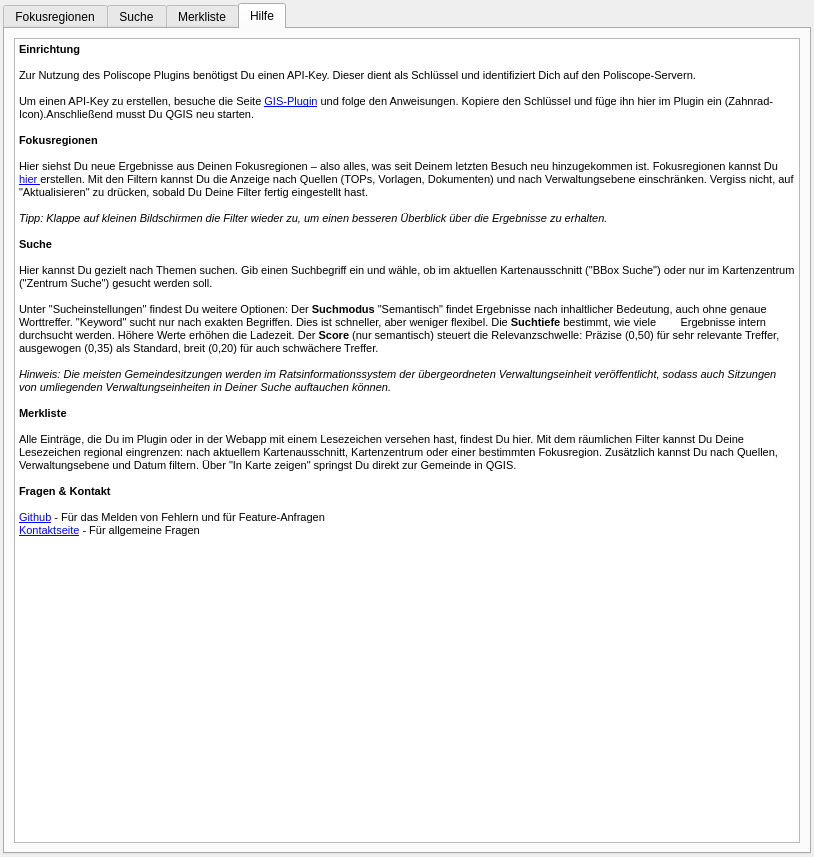
Qt form ui/poliscope_plugin_dockwidget_base.ui (poliscope-de/poliscope-qgis-plugin) before a commit.
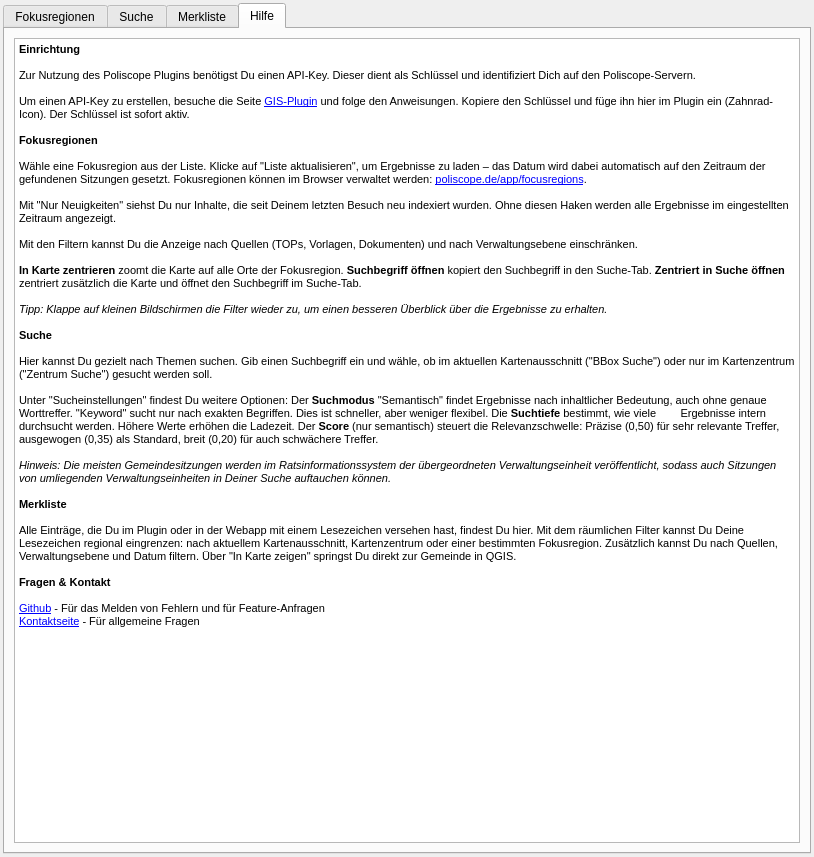
The same form after that commit. The open tabs and pages were chosen to show the change. Icons and pictures are not drawn. Custom widgets are drawn as their Qt base class.

Commit message:
Hilfe tab: update Fokusregionen section, fix Einrichtung restart note
- Fokusregionen: rewrite to cover Liste aktualisieren, Nur Neuigkeiten,
  the three action buttons (In Karte zentrieren, Suchbegriff öffnen,
  Zentriert in Suche öffnen), and correct management URL
- Einrichtung: remove "Bitte QGIS neu starten" — key is now active immediately

```diff
--- a/ui/poliscope_plugin_dockwidget_base.ui
+++ b/ui/poliscope_plugin_dockwidget_base.ui
@@ -1861,11 +1861,17 @@
 &lt;p style=&quot; margin-top:0px; margin-bottom:0px; margin-left:0px; margin-right:0px; -qt-block-indent:0; text-indent:0px;&quot;&gt;  &lt;/p&gt;
 &lt;p style=&quot; margin-top:0px; margin-bottom:0px; margin-left:0px; margin-right:0px; -qt-block-indent:0; text-indent:0px;&quot;&gt;&lt;span style=&quot; font-size:8pt;&quot;&gt;Zur Nutzung des Poliscope Plugins benötigst Du einen API-Key. Dieser dient als Schlüssel und identifiziert Dich auf den Poliscope-Servern.&lt;/span&gt;  &lt;/p&gt;
 &lt;p style=&quot; margin-top:0px; margin-bottom:0px; margin-left:0px; margin-right:0px; -qt-block-indent:0; text-indent:0px;&quot;&gt;  &lt;/p&gt;
-&lt;p style=&quot; margin-top:0px; margin-bottom:0px; margin-left:0px; margin-right:0px; -qt-block-indent:0; text-indent:0px;&quot;&gt;&lt;span style=&quot; font-size:8pt;&quot;&gt;Um einen API-Key zu erstellen, besuche die Seite &lt;/span&gt;&lt;a href=&quot;https://poliscope.de/app/gis-plugin&quot;&gt;&lt;span style=&quot; font-size:8pt; text-decoration: underline; color:#0000ff;&quot;&gt;GIS-Plugin&lt;/span&gt;&lt;/a&gt;&lt;span style=&quot; font-size:8pt;&quot;&gt; und folge den Anweisungen. Kopiere den Schlüssel und füge ihn hier im Plugin ein (Zahnrad-Icon).Anschließend musst Du QGIS neu starten.&lt;/span&gt;  &lt;/p&gt;
+&lt;p style=&quot; margin-top:0px; margin-bottom:0px; margin-left:0px; margin-right:0px; -qt-block-indent:0; text-indent:0px;&quot;&gt;&lt;span style=&quot; font-size:8pt;&quot;&gt;Um einen API-Key zu erstellen, besuche die Seite &lt;/span&gt;&lt;a href=&quot;https://poliscope.de/app/gis-plugin&quot;&gt;&lt;span style=&quot; font-size:8pt; text-decoration: underline; color:#0000ff;&quot;&gt;GIS-Plugin&lt;/span&gt;&lt;/a&gt;&lt;span style=&quot; font-size:8pt;&quot;&gt; und folge den Anweisungen. Kopiere den Schlüssel und füge ihn hier im Plugin ein (Zahnrad-Icon). Der Schlüssel ist sofort aktiv.&lt;/span&gt;  &lt;/p&gt;
 &lt;p style=&quot; margin-top:0px; margin-bottom:0px; margin-left:0px; margin-right:0px; -qt-block-indent:0; text-indent:0px;&quot;&gt;  &lt;/p&gt;
 &lt;p style=&quot; margin-top:0px; margin-bottom:0px; margin-left:0px; margin-right:0px; -qt-block-indent:0; text-indent:0px;&quot;&gt;&lt;span style=&quot; font-size:8pt; font-weight:600;&quot;&gt;Fokusregionen&lt;/span&gt;  &lt;/p&gt;
 &lt;p style=&quot; margin-top:0px; margin-bottom:0px; margin-left:0px; margin-right:0px; -qt-block-indent:0; text-indent:0px;&quot;&gt;  &lt;/p&gt;
-&lt;p style=&quot; margin-top:0px; margin-bottom:0px; margin-left:0px; margin-right:0px; -qt-block-indent:0; text-indent:0px;&quot;&gt;&lt;span style=&quot; font-size:8pt;&quot;&gt;Hier siehst Du neue Ergebnisse aus Deinen Fokusregionen – also alles, was seit Deinem letzten Besuch neu hinzugekommen ist. Fokusregionen kannst Du &lt;/span&gt;&lt;a href=&quot;https://poliscope.de/app/search&quot;&gt;&lt;span style=&quot; font-size:8pt; text-decoration: underline; color:#0000ff;&quot;&gt;hier &lt;/span&gt;&lt;/a&gt;&lt;span style=&quot; font-size:8pt;&quot;&gt;erstellen. Mit den Filtern kannst Du die Anzeige nach Quellen (TOPs, Vorlagen, Dokumenten) und nach Verwaltungsebene einschränken. Vergiss nicht, auf  &amp;quot;Aktualisieren&amp;quot; zu drücken, sobald Du Deine Filter fertig eingestellt hast.&lt;/span&gt;  &lt;/p&gt;
+&lt;p style=&quot; margin-top:0px; margin-bottom:0px; margin-left:0px; margin-right:0px; -qt-block-indent:0; text-indent:0px;&quot;&gt;&lt;span style=&quot; font-size:8pt;&quot;&gt;Wähle eine Fokusregion aus der Liste. Klicke auf &amp;quot;Liste aktualisieren&amp;quot;, um Ergebnisse zu laden – das Datum wird dabei automatisch auf den Zeitraum der gefundenen Sitzungen gesetzt. Fokusregionen können im Browser verwaltet werden: &lt;/span&gt;&lt;a href=&quot;https://poliscope.de/app/focusregions&quot;&gt;&lt;span style=&quot; font-size:8pt; text-decoration: underline; color:#0000ff;&quot;&gt;poliscope.de/app/focusregions&lt;/span&gt;&lt;/a&gt;&lt;span style=&quot; font-size:8pt;&quot;&gt;.&lt;/span&gt;  &lt;/p&gt;
+&lt;p style=&quot; margin-top:0px; margin-bottom:0px; margin-left:0px; margin-right:0px; -qt-block-indent:0; text-indent:0px;&quot;&gt;  &lt;/p&gt;
+&lt;p style=&quot; margin-top:0px; margin-bottom:0px; margin-left:0px; margin-right:0px; -qt-block-indent:0; text-indent:0px;&quot;&gt;&lt;span style=&quot; font-size:8pt;&quot;&gt;Mit &amp;quot;Nur Neuigkeiten&amp;quot; siehst Du nur Inhalte, die seit Deinem letzten Besuch neu indexiert wurden. Ohne diesen Haken werden alle Ergebnisse im eingestellten Zeitraum angezeigt.&lt;/span&gt;  &lt;/p&gt;
+&lt;p style=&quot; margin-top:0px; margin-bottom:0px; margin-left:0px; margin-right:0px; -qt-block-indent:0; text-indent:0px;&quot;&gt;  &lt;/p&gt;
+&lt;p style=&quot; margin-top:0px; margin-bottom:0px; margin-left:0px; margin-right:0px; -qt-block-indent:0; text-indent:0px;&quot;&gt;&lt;span style=&quot; font-size:8pt;&quot;&gt;Mit den Filtern kannst Du die Anzeige nach Quellen (TOPs, Vorlagen, Dokumenten) und nach Verwaltungsebene einschränken.&lt;/span&gt;  &lt;/p&gt;
+&lt;p style=&quot; margin-top:0px; margin-bottom:0px; margin-left:0px; margin-right:0px; -qt-block-indent:0; text-indent:0px;&quot;&gt;  &lt;/p&gt;
+&lt;p style=&quot; margin-top:0px; margin-bottom:0px; margin-left:0px; margin-right:0px; -qt-block-indent:0; text-indent:0px;&quot;&gt;&lt;span style=&quot; font-size:8pt;&quot;&gt;&lt;span style=&quot; font-weight:600;&quot;&gt;In Karte zentrieren&lt;/span&gt; zoomt die Karte auf alle Orte der Fokusregion. &lt;span style=&quot; font-weight:600;&quot;&gt;Suchbegriff öffnen&lt;/span&gt; kopiert den Suchbegriff in den Suche-Tab. &lt;span style=&quot; font-weight:600;&quot;&gt;Zentriert in Suche öffnen&lt;/span&gt; zentriert zusätzlich die Karte und öffnet den Suchbegriff im Suche-Tab.&lt;/span&gt;  &lt;/p&gt;
 &lt;p style=&quot; margin-top:0px; margin-bottom:0px; margin-left:0px; margin-right:0px; -qt-block-indent:0; text-indent:0px;&quot;&gt;  &lt;/p&gt;
 &lt;p style=&quot; margin-top:0px; margin-bottom:0px; margin-left:0px; margin-right:0px; -qt-block-indent:0; text-indent:0px;&quot;&gt;&lt;span style=&quot; font-size:8pt; font-style:italic;&quot;&gt;Tipp: Klappe auf kleinen Bildschirmen die Filter wieder zu, um einen besseren Überblick über die Ergebnisse zu erhalten.&lt;/span&gt;  &lt;/p&gt;
 &lt;p style=&quot; margin-top:0px; margin-bottom:0px; margin-left:0px; margin-right:0px; -qt-block-indent:0; text-indent:0px;&quot;&gt;  &lt;/p&gt;
```
